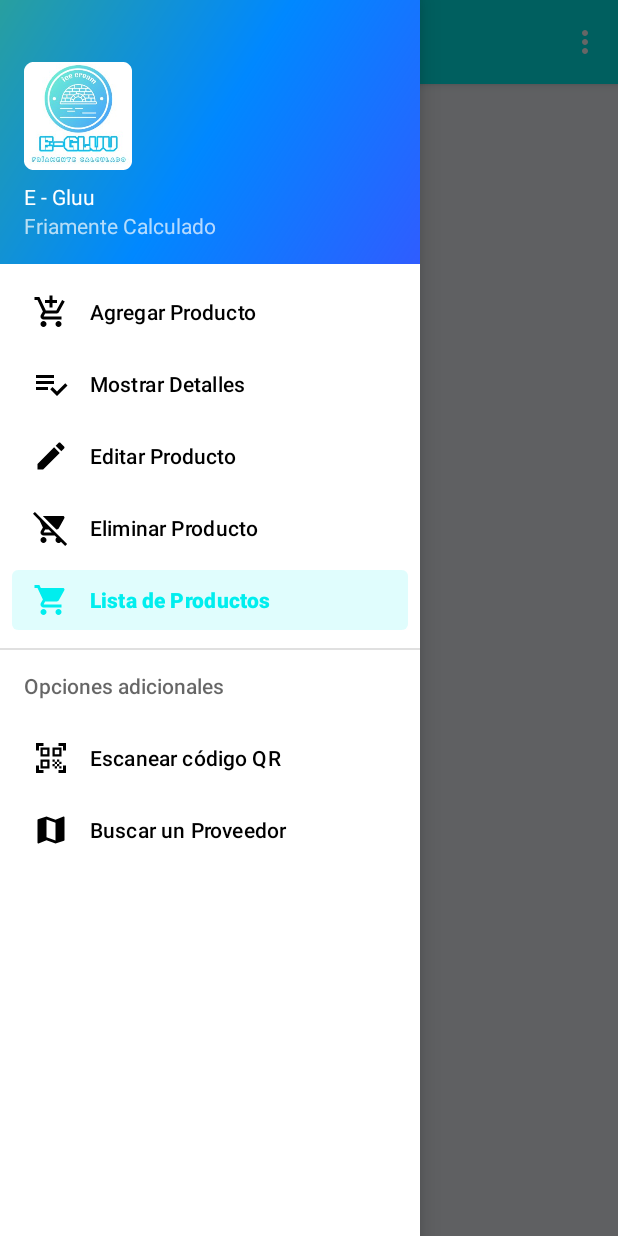
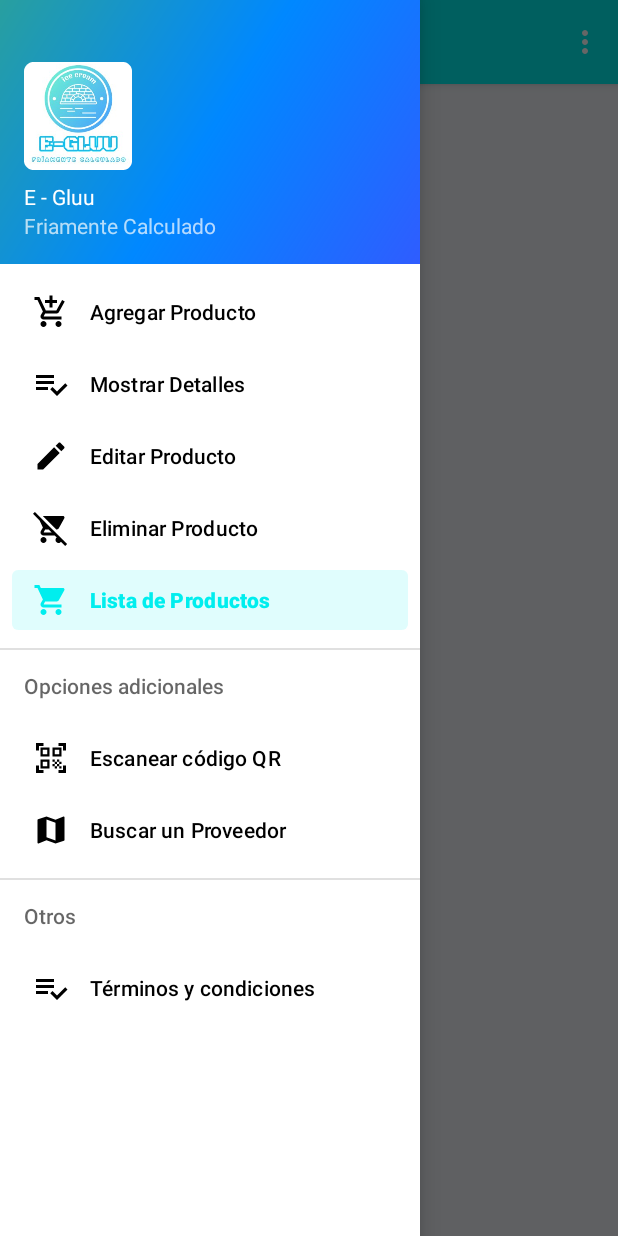
Before and after one commit to JuanDiaz-1/E-gluu, an Android app: the screen it shows after launch once a user with an empty profile is signed in (MainActivity), with the side drawer open, on a phone screen of 412 x 824 dp. Run offline under Robolectric (Android 15) with nearby library versions, the phone set to English and light mode, and no system bars; our stand-ins replace Firebase (no records; nobody signed in at launch, a user with empty details on screens opened directly), navigation-ui.

Commit message:
terminsos y condicciones

```diff
--- a/NavDrawer/app/src/main/java/mx/ita/navdrawer/MainActivity.java
+++ b/NavDrawer/app/src/main/java/mx/ita/navdrawer/MainActivity.java
@@ -39,12 +39,15 @@ public class MainActivity extends AppCompatActivity {
         // Passing each menu ID as a set of Ids because each
         // menu should be considered as top level destinations.
         mAppBarConfiguration = new AppBarConfiguration.Builder(
-                R.id.nav_home, R.id.nav_gallery, R.id.nav_slideshow,R.id.nav_map2,R.id.nav_listp)
+                R.id.nav_home, R.id.nav_gallery, R.id.nav_slideshow,R.id.fragment_nav_terminos,R.id.nav_map2,R.id.nav_listp)
                 .setDrawerLayout(drawer)
                 .build();
         NavController navController = Navigation.findNavController(this, R.id.nav_host_fragment);
         NavigationUI.setupActionBarWithNavController(this, navController, mAppBarConfiguration);
         NavigationUI.setupWithNavController(navigationView, navController);
+
+
+
     }
 
     @Override
--- a/NavDrawer/app/src/main/res/menu/activity_main_drawer.xml
+++ b/NavDrawer/app/src/main/res/menu/activity_main_drawer.xml
@@ -36,5 +36,20 @@
             android:icon="@drawable/ic_mapa_proveedores"
             android:title="Buscar un Proveedor" />
     </menu>
+
 </item>
+
+    <item android:title="Otros">
+        <menu>
+            <item
+                android:id="@+id/fragment_nav_terminos"
+                android:icon="@drawable/ic_detalles"
+                android:title="Términos y condiciones" />
+
+        </menu>
+
+    </item>
+
+
+
 </menu>
--- a/NavDrawer/app/src/main/res/menu/main.xml
+++ b/NavDrawer/app/src/main/res/menu/main.xml
@@ -1,15 +1,11 @@
 <?xml version="1.0" encoding="utf-8"?>
 <menu xmlns:android="http://schemas.android.com/apk/res/android"
     xmlns:app="http://schemas.android.com/apk/res-auto">
-    <item
-        android:id="@+id/action_settings"
-        android:orderInCategory="1"
-        android:title="@string/action_settings"
-        app:showAsAction="never" />
+
 
     <item android:id="@+id/out"
         android:title="@string/cerrarsesion"
-        android:orderInCategory="2"
+        android:orderInCategory="1"
         />
 
 </menu>
--- a/NavDrawer/app/src/main/res/navigation/mobile_navigation.xml
+++ b/NavDrawer/app/src/main/res/navigation/mobile_navigation.xml
@@ -50,4 +50,9 @@
         android:name="mx.ita.navdrawer.nav_detalles"
         android:label="fragment_nav_detalles"
         tools:layout="@layout/fragment_nav_detalles" />
+    <fragment
+        android:id="@+id/fragment_nav_terminos"
+        android:name="mx.ita.navdrawer.fragment_nav_terminos"
+        android:label="fragment_nav_terminos"
+        tools:layout="@layout/fragment_nav_terminos" />
 </navigation>
```
Also changed, not shown: NavDrawer/app/src/main/java/mx/ita/navdrawer/fragment_nav_terminos.java (added, +65 -0 lines), NavDrawer/app/src/main/res/layout/fragment_nav_terminos.xml (added, +72 -0 lines).
